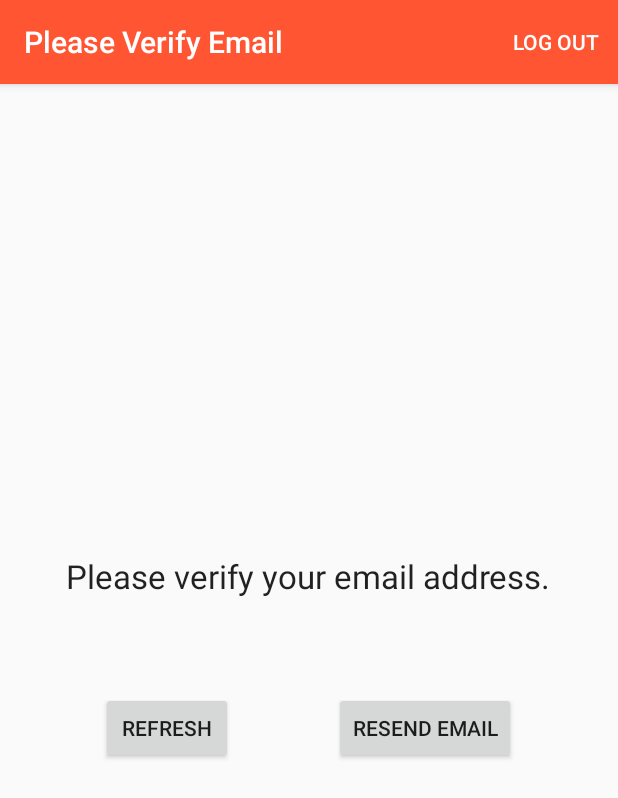
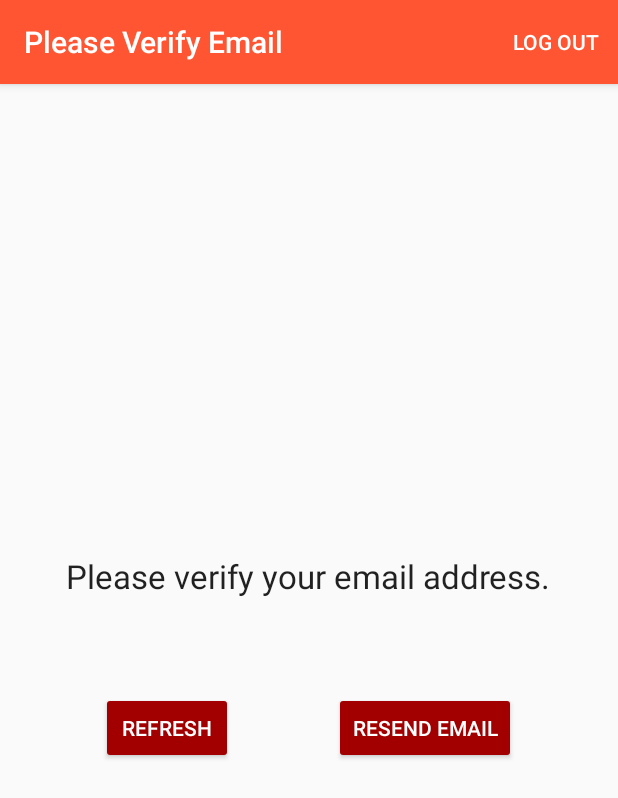
Before and after one commit to tangbao/ECE453-CourseProject-RUPool, an Android app: the WaitingEmailVerifyActivity screen opened directly, with no data from a screen before it, on a phone screen of 412 x 824 dp. Shown: the top 798 px of the screen. Run offline under Robolectric (Android 15) with nearby library versions, the phone set to English and light mode, and no system bars; our stand-ins replace Firebase (no records; nobody signed in at launch, a user with empty details on screens opened directly); 1 statement that could not run was skipped.

Commit message:
update button style

```diff
--- a/app/src/main/res/layout/activity_login.xml
+++ b/app/src/main/res/layout/activity_login.xml
@@ -79,6 +79,7 @@
             android:id="@+id/Button_Login_LoginActivity"
             android:layout_width="match_parent"
             android:layout_height="wrap_content"
+            style="@style/Widget.AppCompat.Button.Colored"
             android:text="@string/Text_Button_Login_LoginActivity" />
     </LinearLayout>
 
@@ -116,6 +117,7 @@
             android:id="@+id/Button_SignUp_LoginActivity"
             android:layout_width="match_parent"
             android:layout_height="wrap_content"
+            style="@style/Widget.AppCompat.Button.Colored"
             android:text="SIGN UP" />
     </LinearLayout>
 
--- a/app/src/main/res/layout/activity_reset_password.xml
+++ b/app/src/main/res/layout/activity_reset_password.xml
@@ -41,6 +41,7 @@
         android:id="@+id/Button_ResetPassword_ResetPasswordActivity"
         android:layout_width="match_parent"
         android:layout_height="wrap_content"
+        style="@style/Widget.AppCompat.Button.Colored"
         android:padding="8dp"
         android:text="Reset Password" />
 
--- a/app/src/main/res/layout/activity_sign_up.xml
+++ b/app/src/main/res/layout/activity_sign_up.xml
@@ -58,6 +58,7 @@
             android:id="@+id/Button_SignUp_SignUpActivity"
             android:layout_width="match_parent"
             android:layout_height="wrap_content"
+            style="@style/Widget.AppCompat.Button.Colored"
             android:text="SIGN UP" />
     </LinearLayout>
 
--- a/app/src/main/res/layout/activity_waiting_email_verify.xml
+++ b/app/src/main/res/layout/activity_waiting_email_verify.xml
@@ -35,6 +35,7 @@
         <Button
             android:id="@+id/Button_Refresh_WaitingEmailVerifyActivity"
             android:layout_width="wrap_content"
+            style="@style/Widget.AppCompat.Button.Colored"
             android:layout_height="wrap_content"
             android:layout_gravity="center"
             android:text="REFRESH" />
@@ -47,6 +48,7 @@
         <Button
             android:id="@+id/Button_ResendEmail_WaitingEmailVerifyActivity"
             android:layout_width="wrap_content"
+            style="@style/Widget.AppCompat.Button.Colored"
             android:layout_height="wrap_content"
             android:text="Resend email" />
 
--- a/app/src/main/res/layout/fragment_event.xml
+++ b/app/src/main/res/layout/fragment_event.xml
@@ -213,6 +213,7 @@
                 android:layout_width="wrap_content"
                 android:layout_height="wrap_content"
                 android:layout_margin="16dp"
+                style="@style/Widget.AppCompat.Button.Colored"
                 android:text="Quit this pool"
                 />
 
@@ -221,6 +222,7 @@
                 android:layout_width="wrap_content"
                 android:layout_height="wrap_content"
                 android:layout_margin="16dp"
+                style="@style/Widget.AppCompat.Button.Colored"
                 android:text="Join this pool"
                 />
 
@@ -234,6 +236,7 @@
             android:layout_gravity="center_vertical"
             android:layout_margin="16dp"
             android:layout_weight="1"
+            style="@style/Widget.AppCompat.Button.Colored"
             android:text="Contact the poster " />
 
 
--- a/app/src/main/res/layout/fragment_new_event.xml
+++ b/app/src/main/res/layout/fragment_new_event.xml
@@ -152,6 +152,7 @@
         android:layout_gravity="end"
         android:layout_marginRight="16dp"
         android:id="@+id/OK"
+        style="@style/Widget.AppCompat.Button.Colored"
         android:text="OK"
         />
 </LinearLayout>
```
